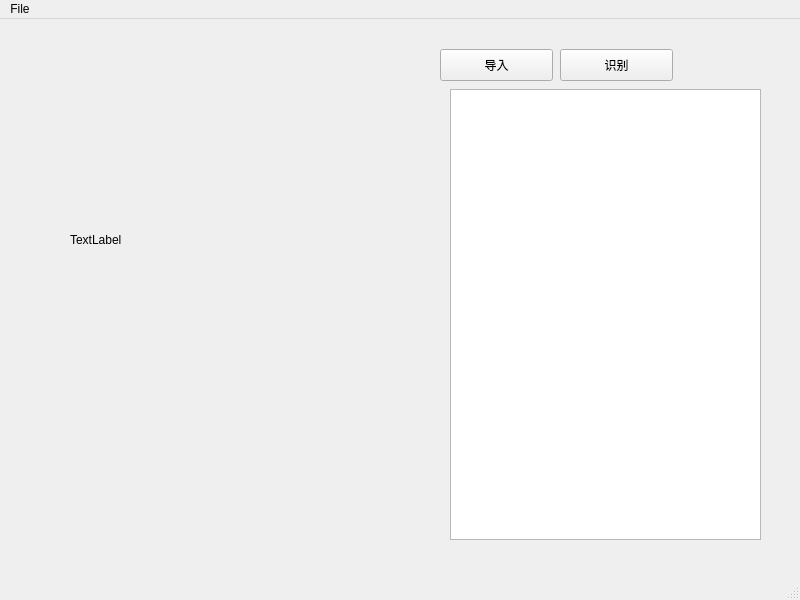
BluesJiang/PlateRecognition, file resources/ui/MainWindow.ui: the form before one commit.
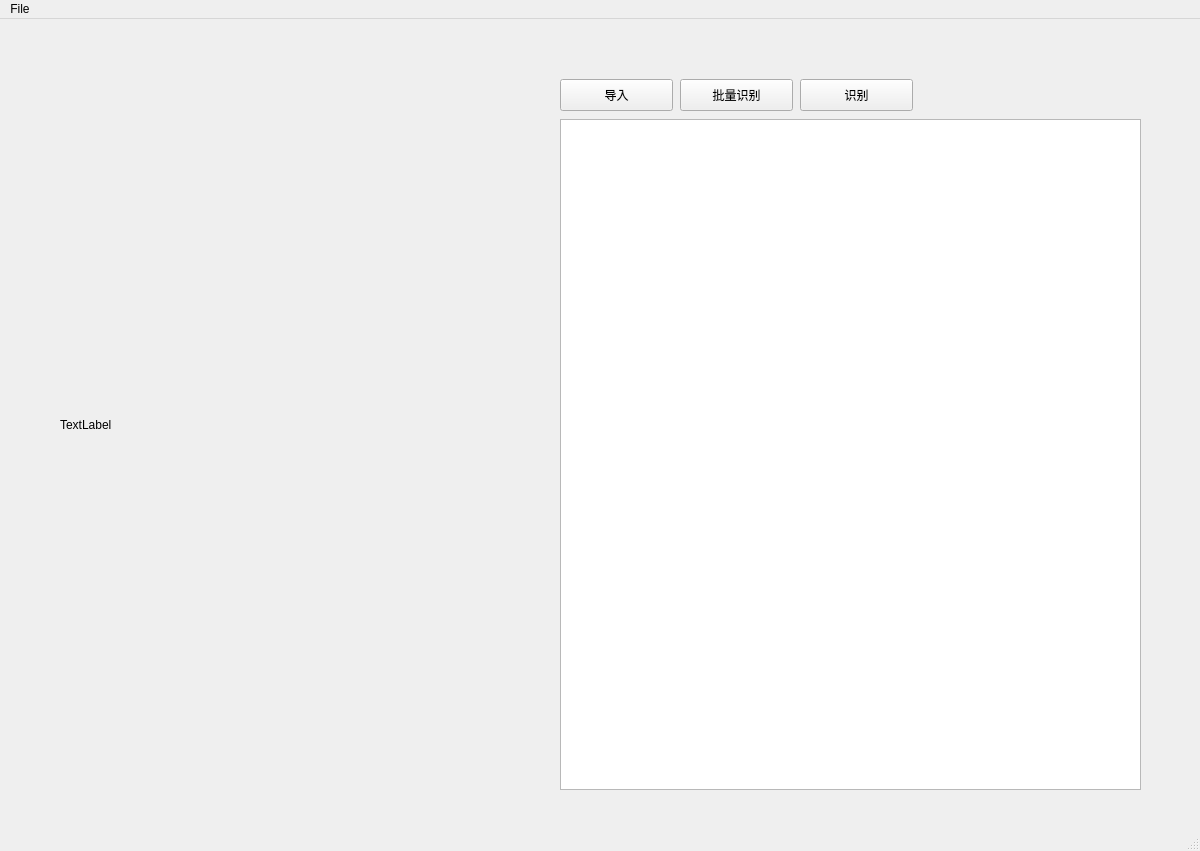
The form after the commit.

The edit to the form file:
```diff
--- a/resources/ui/MainWindow.ui
+++ b/resources/ui/MainWindow.ui
@@ -6,8 +6,8 @@
    <rect>
     <x>0</x>
     <y>0</y>
-    <width>800</width>
-    <height>600</height>
+    <width>1200</width>
+    <height>851</height>
    </rect>
   </property>
   <property name="windowTitle">
@@ -17,18 +17,18 @@
    <widget class="QTableView" name="tableView">
     <property name="geometry">
      <rect>
-      <x>450</x>
-      <y>70</y>
-      <width>311</width>
-      <height>451</height>
+      <x>560</x>
+      <y>100</y>
+      <width>581</width>
+      <height>671</height>
      </rect>
     </property>
    </widget>
    <widget class="QPushButton" name="pushButton">
     <property name="geometry">
      <rect>
-      <x>440</x>
-      <y>30</y>
+      <x>560</x>
+      <y>60</y>
       <width>113</width>
       <height>32</height>
      </rect>
@@ -40,36 +40,49 @@
    <widget class="QPushButton" name="pushButton_2">
     <property name="geometry">
      <rect>
-      <x>560</x>
-      <y>30</y>
+      <x>680</x>
+      <y>60</y>
       <width>113</width>
       <height>32</height>
      </rect>
     </property>
     <property name="text">
-     <string>识别</string>
+     <string>批量识别</string>
     </property>
    </widget>
    <widget class="QLabel" name="label">
     <property name="geometry">
      <rect>
-      <x>70</x>
-      <y>60</y>
-      <width>351</width>
-      <height>321</height>
+      <x>60</x>
+      <y>180</y>
+      <width>461</width>
+      <height>451</height>
      </rect>
     </property>
     <property name="text">
      <string>TextLabel</string>
     </property>
    </widget>
+   <widget class="QPushButton" name="pushButton_3">
+    <property name="geometry">
+     <rect>
+      <x>800</x>
+      <y>60</y>
+      <width>113</width>
+      <height>32</height>
+     </rect>
+    </property>
+    <property name="text">
+     <string>识别</string>
+    </property>
+   </widget>
   </widget>
   <widget class="QMenuBar" name="menubar">
    <property name="geometry">
     <rect>
      <x>0</x>
      <y>0</y>
-     <width>800</width>
+     <width>1200</width>
      <height>22</height>
     </rect>
    </property>
```
Left out of the diff: 24 changed lines with no effect on the pictures.
